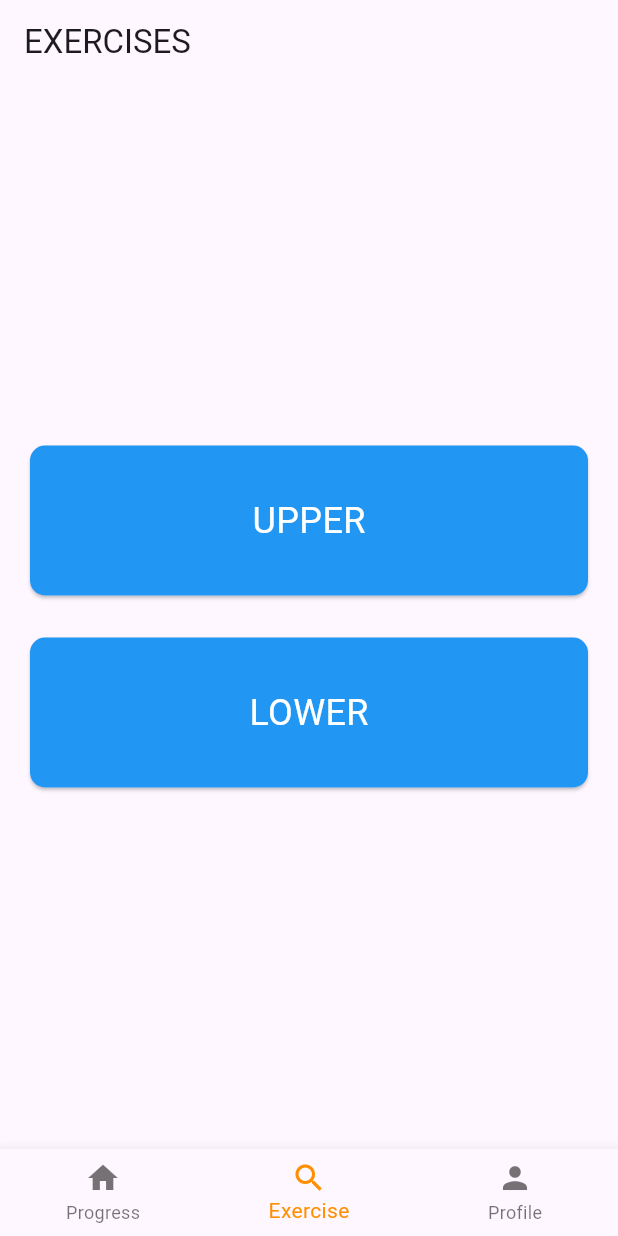
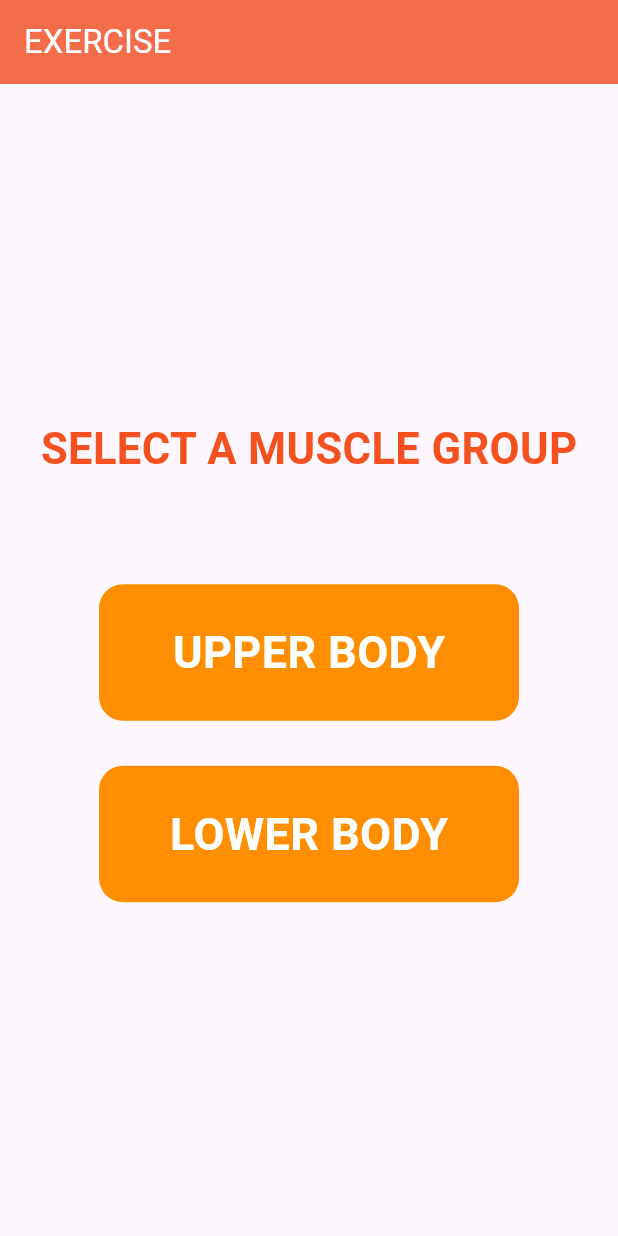
Before and after one commit to Xhideto/liftttrack, a Flutter app: the ExercisePage screen opened directly, on a phone screen of 412 x 824 dp. Run offline on Flutter 3.47's test engine with Material 3 defaults, Android fonts, the phone set to English and light mode, and no system bars; our stand-ins replace firebase_database; accounts and stored records are empty.

Commit message:
Update exer.dart

```diff
--- a/lib/navigation/exer.dart
+++ b/lib/navigation/exer.dart
@@ -1,67 +1,101 @@
-// lib/exercise_page.dart
 import 'package:flutter/material.dart';
-import '../exercise/exercard.dart'; // Import the ExerciseCard
-import '../exercise/upper.dart';
-import '../exercise/lower.dart';
+// import 'package:lifttrack/exercise/exercard.dart';
+import 'package:lifttrack/exercise/lower.dart';
+import 'package:lifttrack/exercise/upper.dart';
 
-import 'bar.dart'; // Import the UpperBodyPage
-
-class ExercisePage extends StatefulWidget {
-  @override
-  _ExercisePageState createState() => _ExercisePageState();
-}
-
-class _ExercisePageState extends State<ExercisePage> {
-  int _selectedIndex = 1; // Set the initial index to 1 for ExercisePage
-
-  void _onItemTapped(int index) {
-    if (index == 0 || index == 2) {
-      Navigator.pop(context); // Go back to HomeScreen
-    } else {
-      setState(() {
-        _selectedIndex = index;
-      });
-    }
-  }
+class ExercisePage extends StatelessWidget {
+  const ExercisePage({super.key});
 
   @override
   Widget build(BuildContext context) {
     return Scaffold(
       appBar: AppBar(
-        title: const Text('EXERCISES'),
+        title: Text('EXERCISE', style: TextStyle(color: Colors.white)), // White text
+        backgroundColor: Colors.deepOrange.shade400,
+        elevation: 3,
         automaticallyImplyLeading: false, // Remove the back button
       ),
       body: Padding(
-        padding: const EdgeInsets.all(16.0),
+        padding: const EdgeInsets.all(24.0),
         child: Column(
           mainAxisAlignment: MainAxisAlignment.center,
           children: <Widget>[
-            ExerciseCard(
-              title: 'UPPER',
+            Center(
+              child: Text(
+                'SELECT A MUSCLE GROUP',
+                style: TextStyle(
+                  fontSize: 29,
+                  fontWeight: FontWeight.bold,
+                  color: Colors.deepOrange[600],
+                ),
+              ),
+            ),
+            const SizedBox(height: 70),
+            Column(
+              mainAxisAlignment: MainAxisAlignment.center,
+              children: [
+                SizedBox(
+                  width: 280, // Fixed width for the cards
+                  child: GestureDetector(
                     onTap: () {
                       Navigator.push(
                         context,
                         MaterialPageRoute(builder: (context) => UpperBodyPage()),
                       );
                     },
+                    child: Container(
+                      padding: const EdgeInsets.all(24.0),
+                      decoration: BoxDecoration(
+                        color: Colors.amber[800], // Button color
+                        borderRadius: BorderRadius.circular(16),
                       ),
-            SizedBox(height: 20),
-            ExerciseCard(
-              title: 'LOWER',
+                      child: Center(
+                        child: Text(
+                          'UPPER BODY', // Updated text
+                          style: TextStyle(
+                            fontSize: 30,
+                            fontWeight: FontWeight.bold,
+                            color: Colors.white, // Text color
+                          ),
+                        ),
+                      ),
+                    ),
+                  ),
+                ),
+                const SizedBox(height: 30),
+                SizedBox(
+                  width: 280, // Fixed width for the cards
+                  child: GestureDetector(
                     onTap: () {
                       Navigator.push(
                         context,
                         MaterialPageRoute(builder: (context) => LowerBodyPage()),
                       );
                     },
+                    child: Container(
+                      padding: const EdgeInsets.all(24.0),
+                      decoration: BoxDecoration(
+                        color: Colors.amber[800], // Button color
+                        borderRadius: BorderRadius.circular(16),
+                      ),
+                      child: Center(
+                        child: Text(
+                          'LOWER BODY', // Updated text
+                          style: TextStyle(
+                            fontSize: 30,
+                            fontWeight: FontWeight.bold,
+                            color: Colors.white, // Text color
+                          ),
+                        ),
+                      ),
+                    ),
+                  ),
+                ),
+              ],
             ),
           ],
         ),
       ),
-      bottomNavigationBar: CustomBottomNavigationBar(
-        selectedIndex: _selectedIndex,
-        onItemTapped: _onItemTapped,
-      ),
     );
   }
 }
```
Lines whose indentation alone changed are shown as unchanged.
